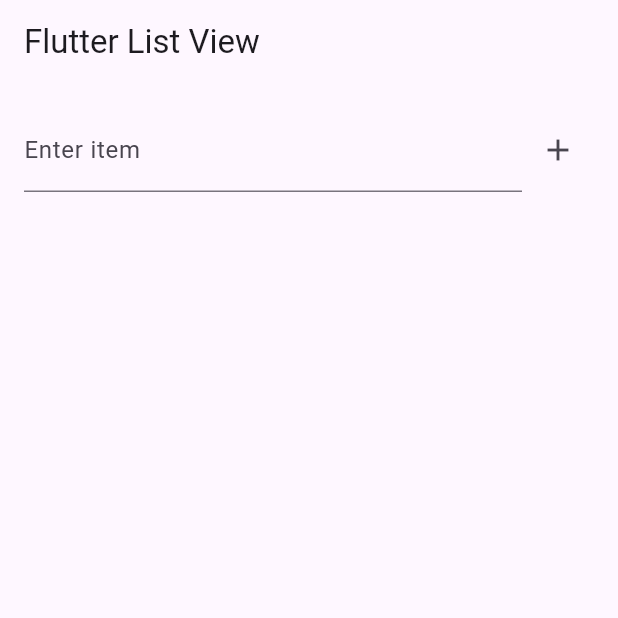
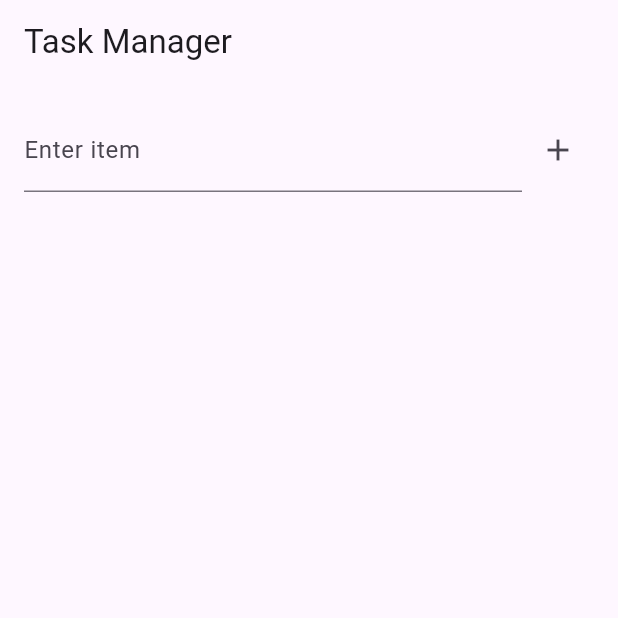
Before and after one commit to gsu-jla/MAD-CW-03, a Flutter app: the screen it shows after launch, on a phone screen of 412 x 824 dp, the top half of it. Run offline on Flutter 3.47's test engine with Material 3 defaults, Android fonts, the phone set to English and light mode, and no system bars.

Commit message:
change banner to say 'task manager'

```diff
--- a/lib/main.dart
+++ b/lib/main.dart
@@ -43,7 +43,7 @@ class _ListScreenState extends State<ListScreen> {
   Widget build(BuildContext context) {
     return Scaffold(
       appBar: AppBar(
-        title: const Text('Flutter List View'),
+        title: const Text('Task Manager'),
       ),
       body: Padding(
         padding: const EdgeInsets.all(16.0),
```
